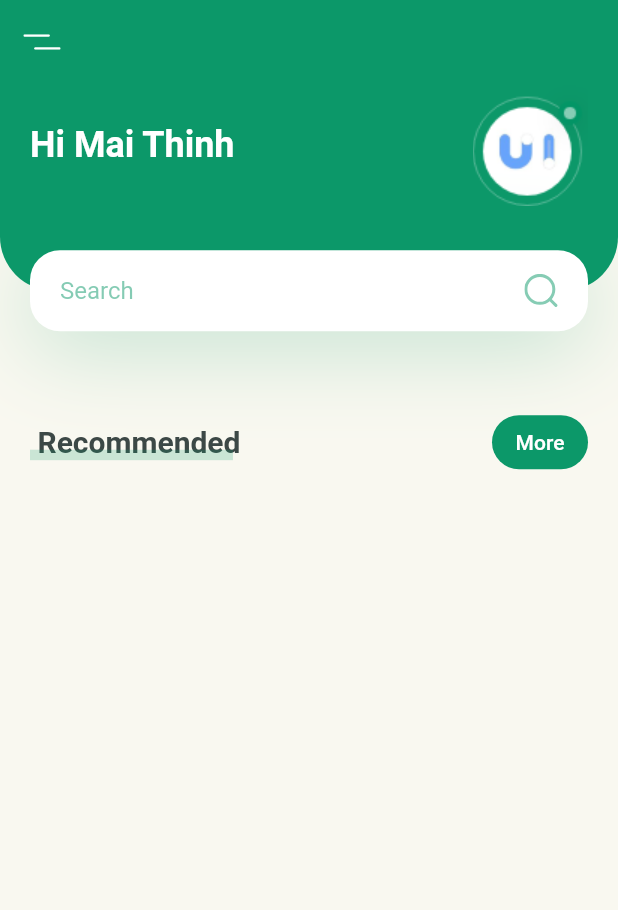
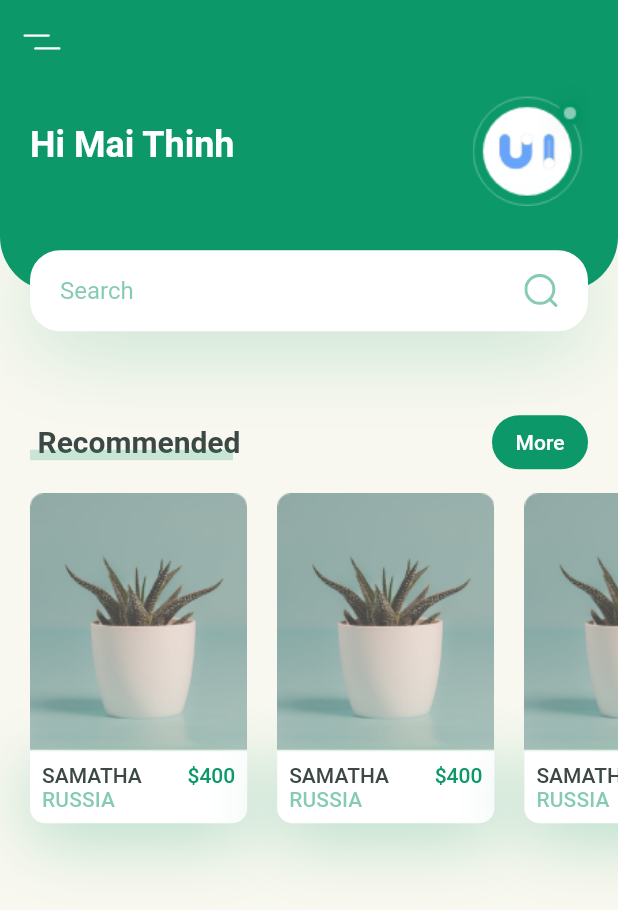
Before and after one commit to mthinh/flutter_layout, a Flutter app: the screen it shows after launch, on a phone screen of 412 x 824 dp. Shown: the top 910 px of the screen. Run offline on Flutter 3.47's test engine with Material 2 defaults, Android fonts, the light colour scheme and no system bars; our stand-ins replace flutter_svg.

Commit message:
create snap page view for recommmend plat list | flutter plant app

```diff
--- a/flutter_plant_app_ui/lib/screens/home/components/body.dart
+++ b/flutter_plant_app_ui/lib/screens/home/components/body.dart
@@ -1,6 +1,7 @@
 import 'package:flutter/material.dart';
-import 'package:flutter_plant_app_ui/constants.dart';
 import 'package:flutter_plant_app_ui/screens/home/components/header_searchbox.dart';
+import 'package:flutter_plant_app_ui/screens/home/components/recommended_plant_card.dart';
+import 'package:flutter_plant_app_ui/screens/home/components/title_with_more_btn.dart';
 
 class Body extends StatelessWidget {
   const Body({Key? key}) : super(key: key);
@@ -9,7 +10,7 @@ class Body extends StatelessWidget {
   Widget build(BuildContext context) {
     // Total height and width of screen
     Size size = MediaQuery.of(context).size;
-
+    PageController pageController = PageController(viewportFraction: 0.4);
     // enable scroll on small device
     return SingleChildScrollView(
       child: Column(
@@ -19,79 +20,24 @@ class Body extends StatelessWidget {
           TitleWithMoreBtn(
             title: "Recommended",
             press: () {},
-          )
+          ),
+          Container(
+            constraints: const BoxConstraints(minHeight: 100, maxHeight: 300),
+            child: PageView.builder(
+                scrollDirection: Axis.horizontal,
+                itemCount: 7,
+                padEnds: false,
+                physics: const PageScrollPhysics(),
+                controller: pageController,
+                onPageChanged: (value) {
+                  print(value);
+                },
+                itemBuilder: (context, index) {
+                  return RecommendedPlantCard(size: size);
+                }),
+          ),
         ],
       ),
     );
   }
 }
-
-class TitleWithMoreBtn extends StatelessWidget {
-  const TitleWithMoreBtn({
-    Key? key,
-    this.title = "",
-    required this.press,
-  }) : super(key: key);
-
-  final String title;
-  final Function press;
-
-  @override
-  Widget build(BuildContext context) {
-    return Padding(
-      padding: const EdgeInsets.symmetric(horizontal: kDefaultPadding),
-      child: Row(
-        children: [
-          TitleWithCustomeUnderline(
-            text: title,
-          ),
-          const Spacer(),
-          TextButton(
-              onPressed: () {},
-              style: TextButton.styleFrom(
-                  backgroundColor: kPrimaryColor,
-                  shape: RoundedRectangleBorder(
-                      borderRadius: BorderRadius.circular(20))),
-              child: const Text("More", style: TextStyle(color: Colors.white)))
-        ],
-      ),
-    );
-  }
-}
-
-class TitleWithCustomeUnderline extends StatelessWidget {
-  const TitleWithCustomeUnderline({
-    Key? key,
-    this.text = "",
-  }) : super(key: key);
-
-  final String text;
-
-  @override
-  Widget build(BuildContext context) {
-    return Container(
-        height: 24,
-        child: Stack(
-          children: [
-            Padding(
-              padding: const EdgeInsets.only(left: kDefaultPadding / 4),
-              child: Text(text,
-                  style: const TextStyle(
-                      fontSize: 20, fontWeight: FontWeight.bold)),
-            ),
-            Positioned(
-              bottom: 0,
-              left: 0,
-              right: 0,
-              child: Padding(
-                padding: const EdgeInsets.only(right: kDefaultPadding / 4),
-                child: Container(
-                  height: 7,
-                  color: kPrimaryColor.withOpacity(0.2),
-                ),
-              ),
-            )
-          ],
-        ));
-  }
-}
--- /dev/null
+++ b/flutter_plant_app_ui/lib/screens/home/components/recommended_plant_card.dart
@@ -0,0 +1,65 @@
+import 'package:flutter/material.dart';
+import 'package:flutter_plant_app_ui/constants.dart';
+
+class RecommendedPlantCard extends StatelessWidget {
+  const RecommendedPlantCard({
+    Key? key,
+    required this.size,
+  }) : super(key: key);
+
+  final Size size;
+
+  @override
+  Widget build(BuildContext context) {
+    return Container(
+      margin: const EdgeInsets.only(
+          left: kDefaultPadding,
+          top: kDefaultPadding / 2,
+          bottom: kDefaultPadding * 2.5),
+      width: size.width * 0.4,
+      child: Column(
+        children: [
+          Image.asset("assets/images/image_1.png"),
+          Container(
+            padding: const EdgeInsets.all(8),
+            decoration: BoxDecoration(
+                boxShadow: [
+                  BoxShadow(
+                      offset: const Offset(0, 10),
+                      blurRadius: 40,
+                      color: kPrimaryColor.withOpacity(0.3))
+                ],
+                color: Colors.white,
+                borderRadius: const BorderRadius.only(
+                    bottomLeft: Radius.circular(10),
+                    bottomRight: Radius.circular(10))),
+            child: Column(
+              crossAxisAlignment: CrossAxisAlignment.start,
+              children: [
+                Row(
+                  mainAxisAlignment: MainAxisAlignment.spaceBetween,
+                  children: [
+                    Text("Samatha".toUpperCase(),
+                        style: Theme.of(context).textTheme.button),
+                    Text("\$400",
+                        style: Theme.of(context)
+                            .textTheme
+                            .button!
+                            .copyWith(color: kPrimaryColor))
+                  ],
+                ),
+                Text(
+                  "RUSSIA",
+                  style: Theme.of(context)
+                      .textTheme
+                      .subtitle2!
+                      .copyWith(color: kPrimaryColor.withOpacity(0.5)),
+                ),
+              ],
+            ),
+          )
+        ],
+      ),
+    );
+  }
+}
--- /dev/null
+++ b/flutter_plant_app_ui/lib/screens/home/components/title_with_more_btn.dart
@@ -0,0 +1,72 @@
+import 'package:flutter/material.dart';
+import 'package:flutter_plant_app_ui/constants.dart';
+
+class TitleWithMoreBtn extends StatelessWidget {
+  const TitleWithMoreBtn({
+    Key? key,
+    this.title = "",
+    required this.press,
+  }) : super(key: key);
+
+  final String title;
+  final Function press;
+
+  @override
+  Widget build(BuildContext context) {
+    return Padding(
+      padding: const EdgeInsets.symmetric(horizontal: kDefaultPadding),
+      child: Row(
+        children: [
+          TitleWithCustomeUnderline(
+            text: title,
+          ),
+          const Spacer(),
+          TextButton(
+              onPressed: () {},
+              style: TextButton.styleFrom(
+                  backgroundColor: kPrimaryColor,
+                  shape: RoundedRectangleBorder(
+                      borderRadius: BorderRadius.circular(20))),
+              child: const Text("More", style: TextStyle(color: Colors.white)))
+        ],
+      ),
+    );
+  }
+}
+
+class TitleWithCustomeUnderline extends StatelessWidget {
+  const TitleWithCustomeUnderline({
+    Key? key,
+    this.text = "",
+  }) : super(key: key);
+
+  final String text;
+
+  @override
+  Widget build(BuildContext context) {
+    return SizedBox(
+        height: 24,
+        child: Stack(
+          children: [
+            Padding(
+              padding: const EdgeInsets.only(left: kDefaultPadding / 4),
+              child: Text(text,
+                  style: const TextStyle(
+                      fontSize: 20, fontWeight: FontWeight.bold)),
+            ),
+            Positioned(
+              bottom: 0,
+              left: 0,
+              right: 0,
+              child: Padding(
+                padding: const EdgeInsets.only(right: kDefaultPadding / 4),
+                child: Container(
+                  height: 7,
+                  color: kPrimaryColor.withOpacity(0.2),
+                ),
+              ),
+            )
+          ],
+        ));
+  }
+}
--- a/flutter_plant_app_ui/lib/screens/home/home_screen.dart
+++ b/flutter_plant_app_ui/lib/screens/home/home_screen.dart
@@ -7,7 +7,7 @@ class HomeScreen extends StatelessWidget {
 
   @override
   Widget build(BuildContext context) {
-    return Scaffold(appBar: buildAppBar(), body: const Body());
+    return Scaffold(appBar: buildAppBar(), body: Body());
   }
 
   AppBar buildAppBar() {
```
